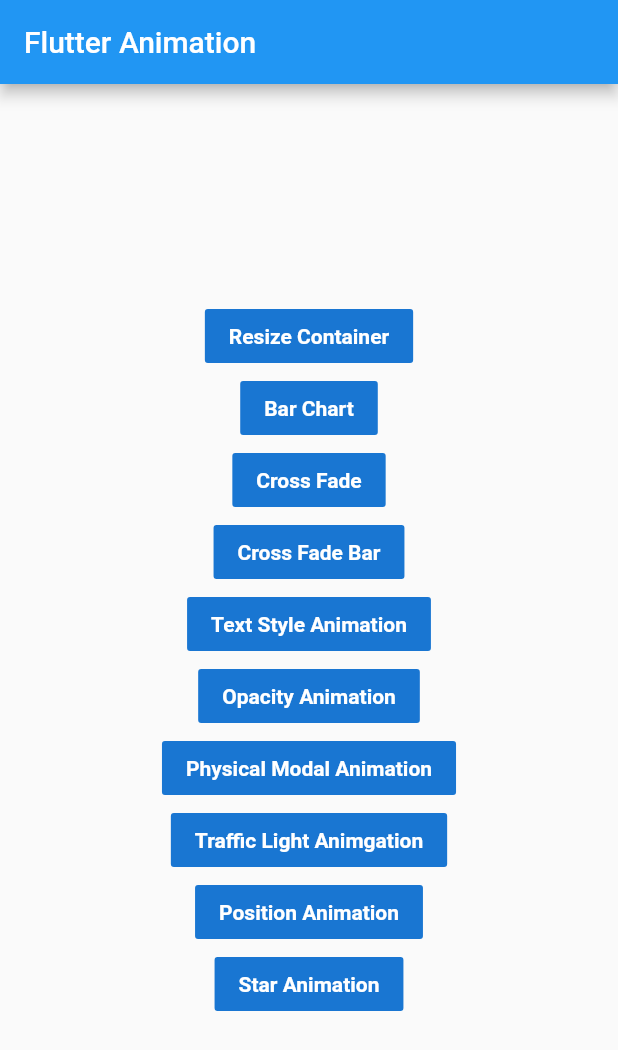
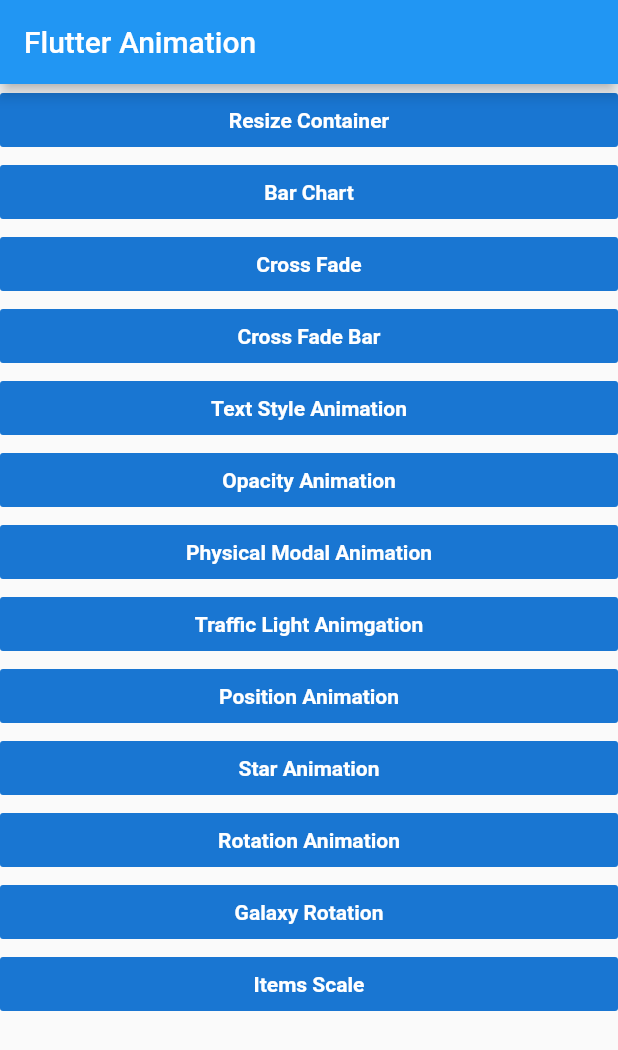
Before and after one commit to gyakhoe/flutter_animation, a Flutter app: the screen it shows after launch, on a phone screen of 412 x 824 dp. Shown: the top 1050 px of the screen. Run offline on Flutter 3.47's test engine with Material 2 defaults, Android fonts, the phone set to English and light mode, and no system bars.

Commit message:
reached to transition animation

```diff
--- a/lib/common/routes.dart
+++ b/lib/common/routes.dart
@@ -1,6 +1,8 @@
 import 'package:flutter/material.dart';
 import 'package:flutter_animation/implicit_animation/implicit_animations.dart';
 import 'package:flutter_animation/main.dart';
+import 'package:flutter_animation/transition/galaxy_rotation_transition.dart';
+import 'package:flutter_animation/transition/transition_screens.dart';
 import 'package:flutter_animation/tween_animation/tween_animations.dart';
 
 class Routes {
@@ -16,6 +18,9 @@ class Routes {
   static String trifficLightAnimation = '/implicit/traffic-light-animation';
   static String positionAnimation = '/implicit/position-animation';
   static String starAnimation = '/tween-animation/star';
+  static String rotation = '/tween-animation/roatation';
+  static String galaxyRotation = '/transition/galaxy-rotation';
+  static String itemsScaletransiton = '/transition/item-scale-transition';
 
   static Map<String, WidgetBuilder> routeMap = {
     Routes.homePage: (context) => MyHomePage(title: 'Flutter Animation'),
@@ -29,5 +34,8 @@ class Routes {
     Routes.trifficLightAnimation: (context) => TrafficLight(),
     Routes.positionAnimation: (context) => PositionAnimation(),
     Routes.starAnimation: (context) => Star(),
+    Routes.rotation: (context) => Rotation(),
+    Routes.galaxyRotation: (context) => GalaxyRotationTransition(),
+    Routes.itemsScaletransiton: (context) => ItemsScaleTransition(),
   };
 }
--- a/lib/main.dart
+++ b/lib/main.dart
@@ -38,9 +38,7 @@ class MyHomePage extends StatelessWidget {
       body: Container(
         height: double.infinity,
         width: double.infinity,
-        child: Column(
-          mainAxisAlignment: MainAxisAlignment.center,
-          crossAxisAlignment: CrossAxisAlignment.center,
+        child: ListView(
           children: <Widget>[
             _animationScreenRouteButton(
               context: context,
@@ -92,6 +90,21 @@ class MyHomePage extends StatelessWidget {
               routeName: Routes.starAnimation,
               buttonName: 'Star Animation',
             ),
+            _animationScreenRouteButton(
+              context: context,
+              routeName: Routes.rotation,
+              buttonName: 'Rotation Animation',
+            ),
+            _animationScreenRouteButton(
+              context: context,
+              routeName: Routes.galaxyRotation,
+              buttonName: 'Galaxy Rotation',
+            ),
+            _animationScreenRouteButton(
+              context: context,
+              routeName: Routes.itemsScaletransiton,
+              buttonName: 'Items Scale',
+            ),
           ],
         ),
       ),
--- /dev/null
+++ b/lib/transition/transition_screens.dart
@@ -0,0 +1,2 @@
+export 'galaxy_rotation_transition.dart';
+export 'items_scale_transition.dart';
--- a/lib/tween_animation/tween_animations.dart
+++ b/lib/tween_animation/tween_animations.dart
@@ -1 +1,2 @@
 export 'star.dart';
+export 'rotation.dart';
```
Also changed, not shown: lib/transition/galaxy_rotation_transition.dart (added, +79 -0 lines), lib/transition/items_scale_transition.dart (added, +54 -0 lines), lib/tween_animation/rotation.dart (added, +68 -0 lines), lib/tween_animation/star.dart (+17 -3 lines), assets/images/galaxy.png (added), 1 other file.
